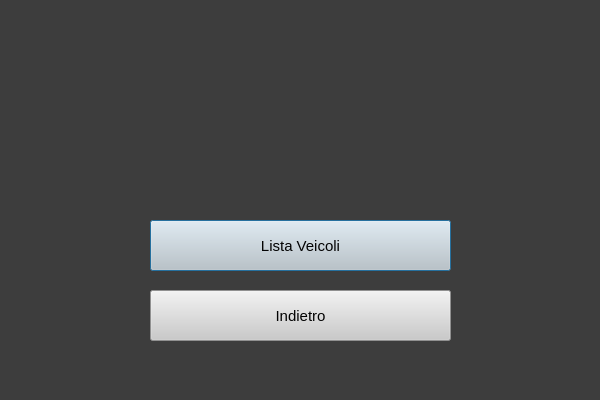
First picture: the form in Cassiere.ui, repository riccardomalpiedi/parcheggio, before the edit.
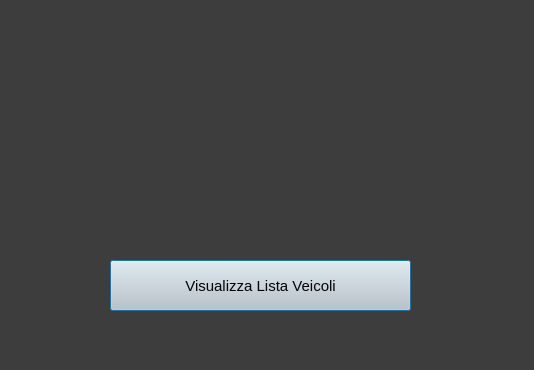
Second picture: the form after the edit.

```diff
--- a/Cassiere.ui
+++ b/Cassiere.ui
@@ -6,8 +6,8 @@
    <rect>
     <x>0</x>
     <y>0</y>
-    <width>600</width>
-    <height>400</height>
+    <width>534</width>
+    <height>370</height>
    </rect>
   </property>
   <property name="windowTitle">
@@ -19,8 +19,8 @@
   <widget class="QPushButton" name="lista_veicoli_button">
    <property name="geometry">
     <rect>
-     <x>150</x>
-     <y>220</y>
+     <x>110</x>
+     <y>260</y>
      <width>301</width>
      <height>51</height>
     </rect>
@@ -37,31 +37,23 @@
     <string notr="true">color:rgb(3, 3, 3); background-color: rgb(202, 202, 202);</string>
    </property>
    <property name="text">
-    <string>Lista Veicoli</string>
+    <string>Visualizza Lista Veicoli</string>
    </property>
   </widget>
-  <widget class="QPushButton" name="back_button">
+  <widget class="QLabel" name="nome_label">
    <property name="geometry">
     <rect>
-     <x>150</x>
-     <y>290</y>
-     <width>301</width>
-     <height>51</height>
+     <x>20</x>
+     <y>30</y>
+     <width>481</width>
+     <height>81</height>
     </rect>
    </property>
-   <property name="font">
-    <font>
-     <pointsize>11</pointsize>
-    </font>
-   </property>
-   <property name="cursor">
-    <cursorShape>PointingHandCursor</cursorShape>
-   </property>
    <property name="styleSheet">
-    <string notr="true">color:rgb(3, 3, 3); background-color: rgb(202, 202, 202);</string>
+    <string notr="true">color: rgb(255, 255, 255);</string>
    </property>
    <property name="text">
-    <string>Indietro</string>
+    <string/>
    </property>
   </widget>
  </widget>
```
